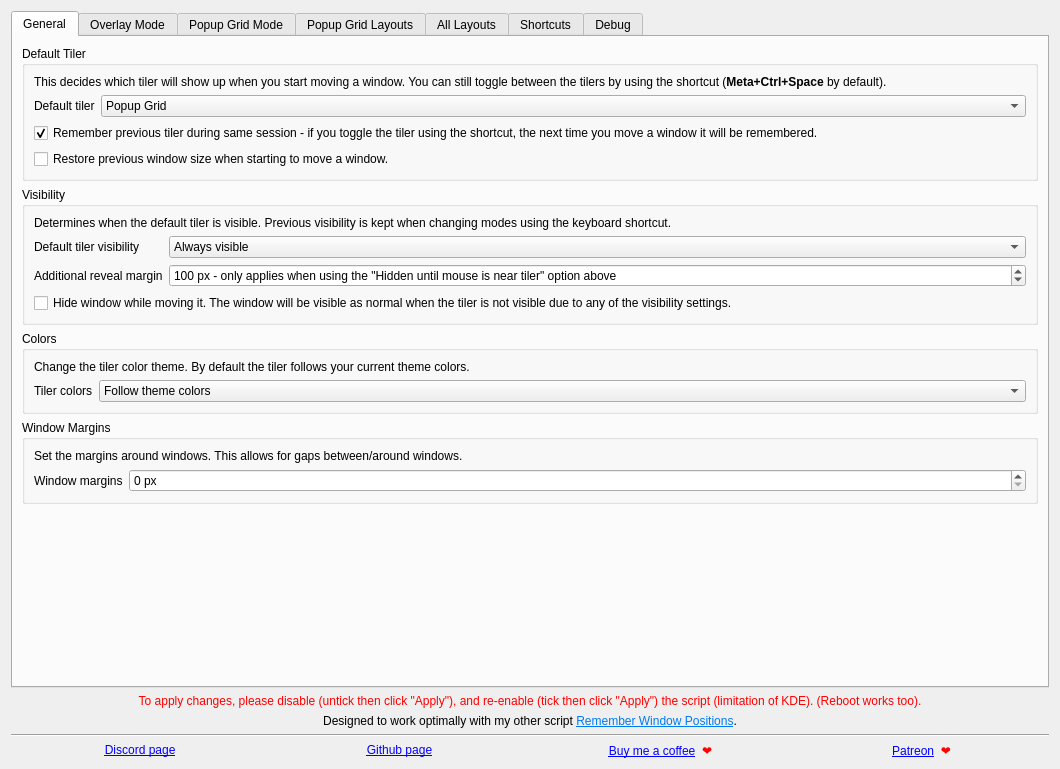
Above: src/contents/ui/config.ui from polyzium/MouseTiler before the change. Below: the same form after it.
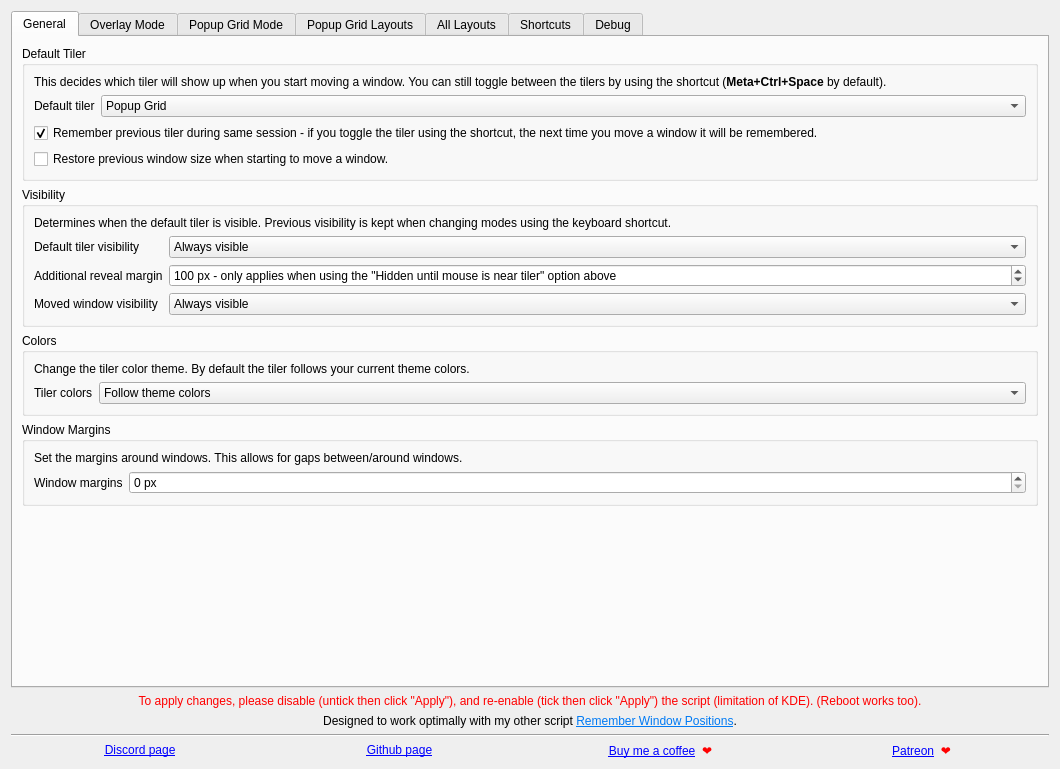
That is the form after the change. Icons and pictures are not drawn.

Commit message: Added setting to customize moved window visibility.

```diff
--- a/src/contents/ui/config.ui
+++ b/src/contents/ui/config.ui
@@ -205,15 +205,40 @@
               </property>
              </widget>
             </item>
+            <item row="2" column="0">
+             <widget class="QLabel" name="label_43">
+              <property name="text">
+               <string>Moved window visibility</string>
+              </property>
+             </widget>
+            </item>
+            <item row="2" column="1">
+             <widget class="QComboBox" name="kcfg_windowVisibility">
+              <property name="sizePolicy">
+               <sizepolicy hsizetype="Expanding" vsizetype="Fixed">
+                <horstretch>0</horstretch>
+                <verstretch>0</verstretch>
+               </sizepolicy>
+              </property>
+              <item>
+               <property name="text">
+                <string>Always visible</string>
+               </property>
+              </item>
+              <item>
+               <property name="text">
+                <string>Hidden while tiler is visible</string>
+               </property>
+              </item>
+              <item>
+               <property name="text">
+                <string>Hidden while above tiler</string>
+               </property>
+              </item>
+             </widget>
+            </item>
            </layout>
           </item>
-          <item>
-           <widget class="QCheckBox" name="kcfg_hideWindowWhileMoving">
-            <property name="text">
-             <string>Hide window while moving it. The window will be visible as normal when the tiler is not visible due to any of the visibility settings.</string>
-            </property>
-           </widget>
-          </item>
          </layout>
         </widget>
        </item>
```
The commit also changes 3 other files.
